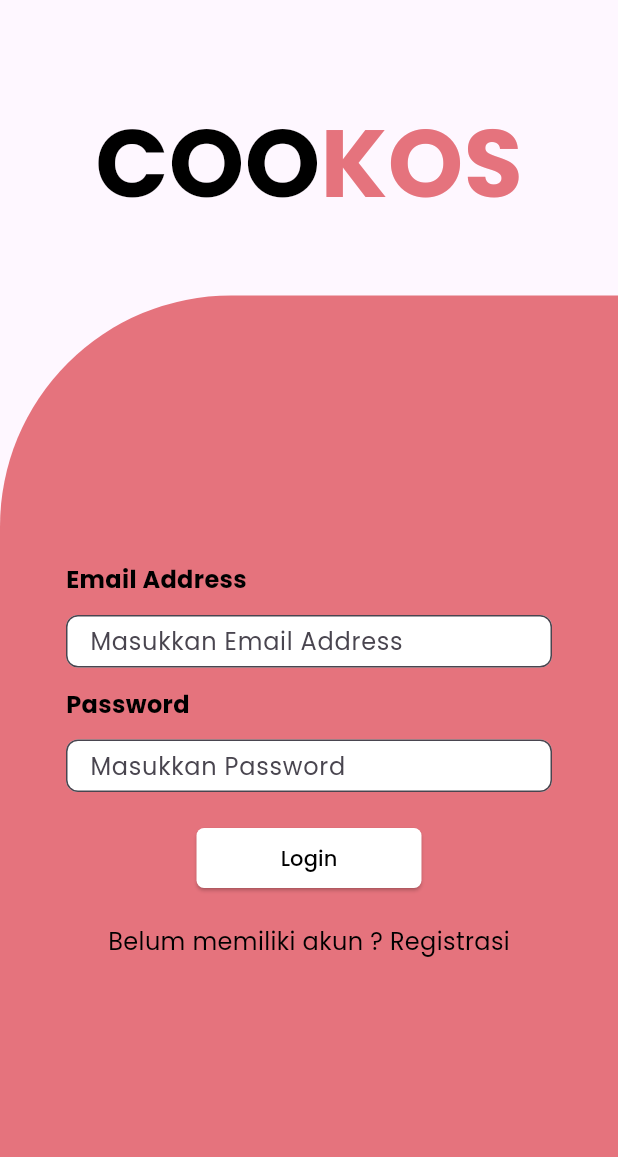
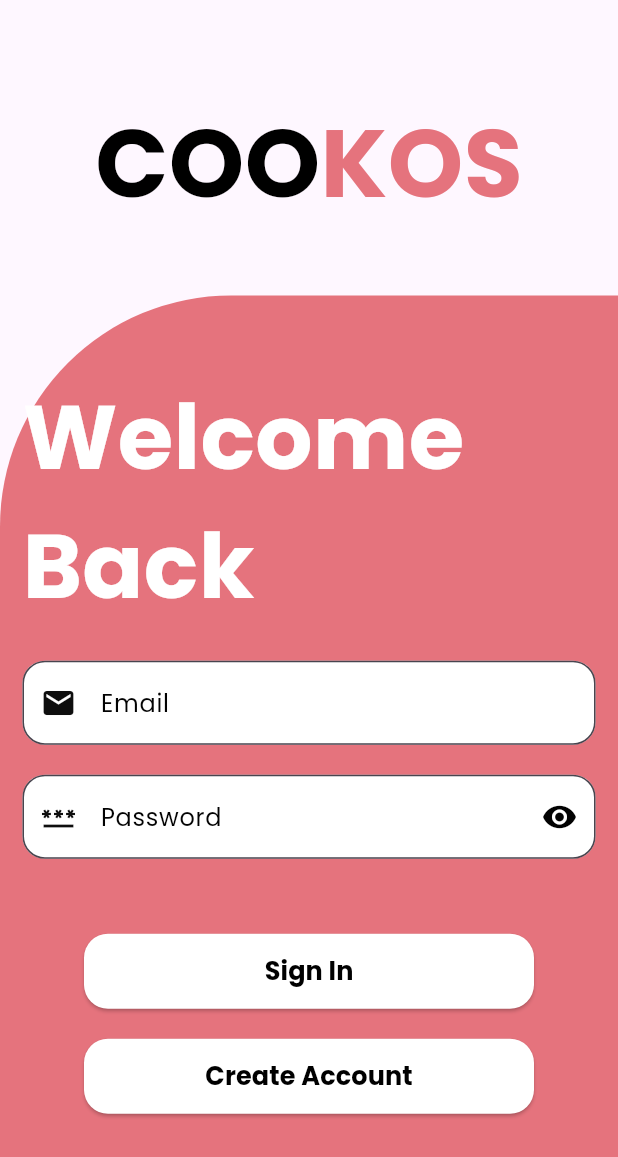
Before and after one commit to Bodan07/COOKOS_NEW, a Flutter app: the screen it shows after launch, on a phone screen of 412 x 824 dp. Shown: the top 1157 px of the screen. Run offline on Flutter 3.47's test engine with Material 3 defaults, Android fonts, the phone set to English and light mode, and no system bars; our stand-ins replace cloud_firestore, firebase_auth, firebase_core, firebase_storage, flutter_rating_bar, get and 4 more; accounts and stored records are empty.

Commit message:
update login

```diff
--- a/lib/screen/login.dart
+++ b/lib/screen/login.dart
@@ -5,6 +5,8 @@ import 'package:provider/provider.dart';
 import 'package:flutter_dev/screen/registrasi.dart';
 import 'package:firebase_auth/firebase_auth.dart';
 import 'package:flutter_dev/model/Profile.dart';
+import 'package:iconsax/iconsax.dart';
+import 'package:shared_preferences/shared_preferences.dart';
 
 class LoginPage extends StatefulWidget {
   static String routeName = '/login';
@@ -18,6 +20,7 @@ class _LoginPageState extends State<LoginPage> {
   TextEditingController emailController = TextEditingController();
   TextEditingController passwordController = TextEditingController();
   String uid = "";
+  bool passToogle = true;
 
   void _login() async {
     String email = emailController.text;
@@ -43,6 +46,8 @@ class _LoginPageState extends State<LoginPage> {
 
   @override
   Widget build(BuildContext context) {
+    double padding = 16.0; // Example padding value
+    double devicePixelRatio = MediaQuery.of(context).devicePixelRatio;
     return Scaffold(
       body: Column(
         children: [
@@ -88,27 +93,77 @@ class _LoginPageState extends State<LoginPage> {
                   mainAxisAlignment: MainAxisAlignment.center,
                   children: [
                     Container(
-                      child: customTextField(
-                          controller: emailController,
-                          title: "Email Address",
-                          hintText: "Masukkan Email Address",
-                          isPassword: false),
+                      alignment: Alignment.centerLeft,
+                      child: Text(
+                        "Welcome Back",
+                        style: TextStyle(
+                          color: const Color.fromARGB(255, 255, 255, 255), // Ubah warna teks
+                          fontSize: 60,
+                          fontWeight: FontWeight.bold
+                           // Sesuaikan ukuran teks
                         ),
-
-                    Container(
-                      child: customTextField(
-                        controller: passwordController,
-                        title: "Password",
-                        hintText: "Masukkan Password",
-                        isPassword: true,
                       ),
                     ),
                     SizedBox(height: 20),
+                    Container(
+                      width: 500,
+                      child: TextFormField(
+                        controller: emailController,
+                        decoration: InputDecoration( // Use 'filled: true' instead of 'filled = true'
+                          filled: true,
+                          fillColor: Colors.white,
+                          border: OutlineInputBorder(
+                            borderRadius: BorderRadius.circular(15.0),// Specify the color here
+                          ),
+                          labelText: 'Email',
+                          labelStyle: TextStyle(color: const Color.fromARGB(255, 2, 2, 2)), // Set the desired label color
+                          prefixIcon: Icon(Icons.email, color: const Color.fromARGB(255, 14, 14, 14)),
+                        ),
+                      ),
+                    ),
+
+                    SizedBox(height: 20),
+                    Container(
+                      width: 500, // Set the desired width
+                      child: TextFormField(
+                        controller: passwordController,
+                        obscureText: !passToogle,
+                        decoration: InputDecoration(
+                          filled: true,
+                          fillColor: Colors.white,
+                          border: OutlineInputBorder(
+                            borderRadius: BorderRadius.circular(15.0),// Specify the color here
+                          ),
+                          labelText: 'Password',
+                          labelStyle: TextStyle(color: const Color.fromARGB(255, 2, 2, 2)), // Set the desired label color
+                          prefixIcon: Icon(Icons.password, color: const Color.fromARGB(255, 14, 14, 14)),
+                          suffixIcon: InkWell(
+                            onTap: () {
+                              setState(() {
+                                // ignore: unnecessary_statements
+                                passToogle = !passToogle;
+                              });
+                            },
+                            child: Icon(
+                              passToogle ? Icons.visibility : Icons.visibility_off),
+                          ),
+                          suffixIconColor:const Color.fromARGB(255, 2, 2, 2),
+                        ),
+                      ),
+                    ),
+                    SizedBox(height: 50),
                     //container button
                     Container(
                       alignment: Alignment.center,
                       child: ElevatedButton(
-                        child: Text('Login'),
+                        child: Text(
+                          'Sign In',
+                          style: TextStyle(
+                            color: Colors.black, // Ubah warna teks
+                            fontSize: 17,
+                            fontWeight: FontWeight.w700, // Sesuaikan ukuran teks
+                          ),
+                        ),
                         onPressed: () {
                           if (emailController.text == "" &&
                               passwordController.text == "") {
@@ -127,30 +182,41 @@ class _LoginPageState extends State<LoginPage> {
                           onPrimary: const Color.fromARGB(
                               255, 0, 0, 0), // Ubah warna teks
                           shape: RoundedRectangleBorder(
-                            borderRadius: BorderRadius.circular(5),
+                            borderRadius: BorderRadius.circular(16),
                           ),
-                          minimumSize: Size(150, 40),
+                          minimumSize: Size(300, 50),
                         ),
                       ),
                     ),
                     SizedBox(height: 20),
                     Container(
-                      child :
-                          GestureDetector(
-                        onTap: () {
-                        Navigator.push(context,
-                        MaterialPageRoute(builder: (context) => Registrasi()));
-                    },
+                      alignment: Alignment.center,
+                      child: ElevatedButton(
                         child: Text(
-                    "Belum memiliki akun ? Registrasi",
+                          'Create Account',
                           style: TextStyle(
                             color: Colors.black, // Ubah warna teks
-                      fontSize: 16, // Sesuaikan ukuran teks
+                            fontSize: 17,
+                            fontWeight: FontWeight.w700, // Sesuaikan ukuran teks
+                          ),
+                        ),
+                        onPressed: () {
+                          Navigator.push(
+                            context, MaterialPageRoute(builder: (context) => Registrasi()));
+                        },
+                        style: ElevatedButton.styleFrom(
+                          primary: const Color.fromARGB(
+                              255, 255, 255, 255), // Ubah warna latar belakang
+                          onPrimary: const Color.fromARGB(
+                              255, 0, 0, 0), // Ubah warna teks
+                          shape: RoundedRectangleBorder(
+                            borderRadius: BorderRadius.circular(16),
+                          ),
+                          minimumSize: Size(300, 50),
                         ),
                       ),
                     ),
-                    ),
-                    SizedBox(height: 20),
+                    SizedBox(height: 30),
                   ],
                 ),
               ),
--- a/pubspec.yaml
+++ b/pubspec.yaml
@@ -54,6 +54,8 @@ dev_dependencies:
     sdk: flutter
 
   equatable: ^2.0.0
+  shared_preferences: ^2.0.12
+
 
 
   # The "flutter_lints" package below contains a set of recommended lints to
```
Also changed, not shown: pubspec.lock. Lines whose indentation alone changed are shown as unchanged.
